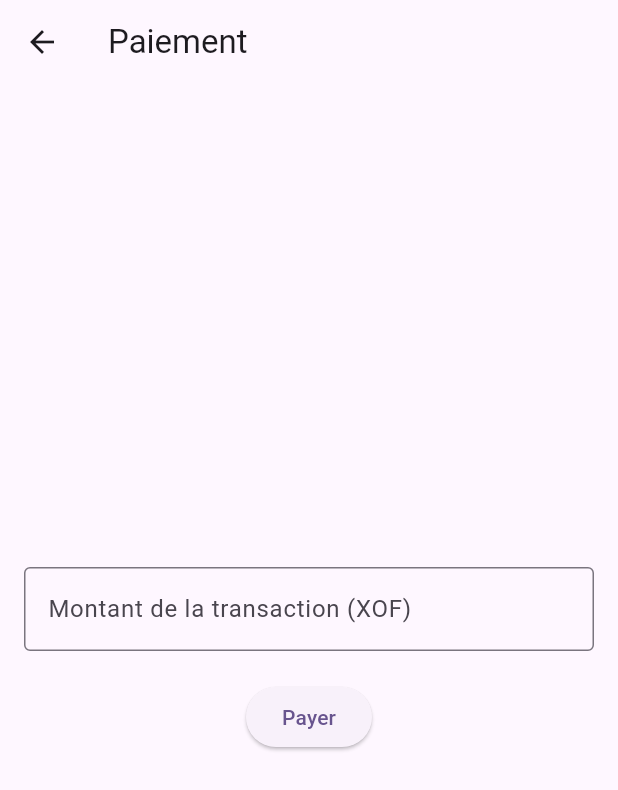
After one commit to Mahou25/Kkiapay_Fedapay, a Flutter app: the PaymentScreen screen opened directly, on a phone screen of 412 x 824 dp. The commit adds this screen. Shown: the top 790 px of the screen. Run offline on Flutter 3.47's test engine with Material 3 defaults, Android fonts, the phone set to English and light mode, and no system bars; missing offline and left inert: kkiapay_flutter_sdk.

Commit message:
fedapay test file set up

```diff
--- /dev/null
+++ b/lib/Screens/Fedapay/api_test.dart
@@ -0,0 +1,86 @@
+import 'package:flutter/material.dart';
+import '../../transaction_services.dart';
+
+class PaymentScreen extends StatefulWidget {
+  @override
+  _PaymentScreenState createState() => _PaymentScreenState();
+}
+
+class _PaymentScreenState extends State<PaymentScreen> {
+  final TextEditingController _amountController = TextEditingController();
+
+  void initiatePayment() async {
+    try {
+      final transaction = await createTransaction(
+        int.parse(_amountController.text), // Montant de la transaction
+        "Transaction for john.doe@example.com",
+        "XOF",
+        "https://votre_callback_url.com/callback",
+        "John",
+        "Doe",
+        "john.doe@example.com",
+        "+22997808080",
+        "bj",
+      );
+      print("Transaction réussie: $transaction");
+      showDialog(
+        context: context,
+        builder: (context) => AlertDialog(
+          title: Text("Succès"),
+          content: Text("Transaction réussie : $transaction"),
+          actions: [
+            TextButton(
+              onPressed: () => Navigator.of(context).pop(),
+              child: Text("OK"),
+            ),
+          ],
+        ),
+      );
+    } catch (e) {
+      print("Erreur lors de la création de la transaction: $e");
+      showDialog(
+        context: context,
+        builder: (context) => AlertDialog(
+          title: Text("Erreur"),
+          content: Text("Erreur lors de la création de la transaction : $e"),
+          actions: [
+            TextButton(
+              onPressed: () => Navigator.of(context).pop(),
+              child: Text("OK"),
+            ),
+          ],
+        ),
+      );
+    }
+  }
+
+  @override
+  Widget build(BuildContext context) {
+    return Scaffold(
+      appBar: AppBar(
+        title: Text("Paiement"),
+      ),
+      body: Padding(
+        padding: const EdgeInsets.all(16.0),
+        child: Column(
+          mainAxisAlignment: MainAxisAlignment.center,
+          children: [
+            TextField(
+              controller: _amountController,
+              decoration: InputDecoration(
+                labelText: "Montant de la transaction (XOF)",
+                border: OutlineInputBorder(),
+              ),
+              keyboardType: TextInputType.number,
+            ),
+            SizedBox(height: 20),
+            ElevatedButton(
+              onPressed: initiatePayment,
+              child: Text("Payer"),
+            ),
+          ],
+        ),
+      ),
+    );
+  }
+}
--- a/lib/config.dart
+++ b/lib/config.dart
@@ -1,4 +1,4 @@
 // config.dart
-const String apiKey = "VOTRE_CLE_API"; // Remplacez par votre clé API FedaPay
+const String apiKey = "pk_live_FcbgAxWaqf5qEGb3NecPEFuA"; // Remplacez par votre clé API FedaPay
 const String environment = "sandbox";  // Utilisez "sandbox" pour les tests et "live" pour la production
-const String baseUrl = "https://api.fedapay.com/v1";
+const String baseUrl = "https://process.fedapay.com/eyJ0eXAiOiJKV1QiLCJhbGciOiJIUzI1NiJ9.eyJzdWIiOjEwMDExODYzOSwiZXhwIjoxNzMxNDE5MDk3fQ.5tpS24oJoS0FGcvcrgieeYChtZfdTeXGaYuUjHzEHpI";
```
Also changed, not shown: lib/transaction_services.dart (added, +46 -0 lines).
